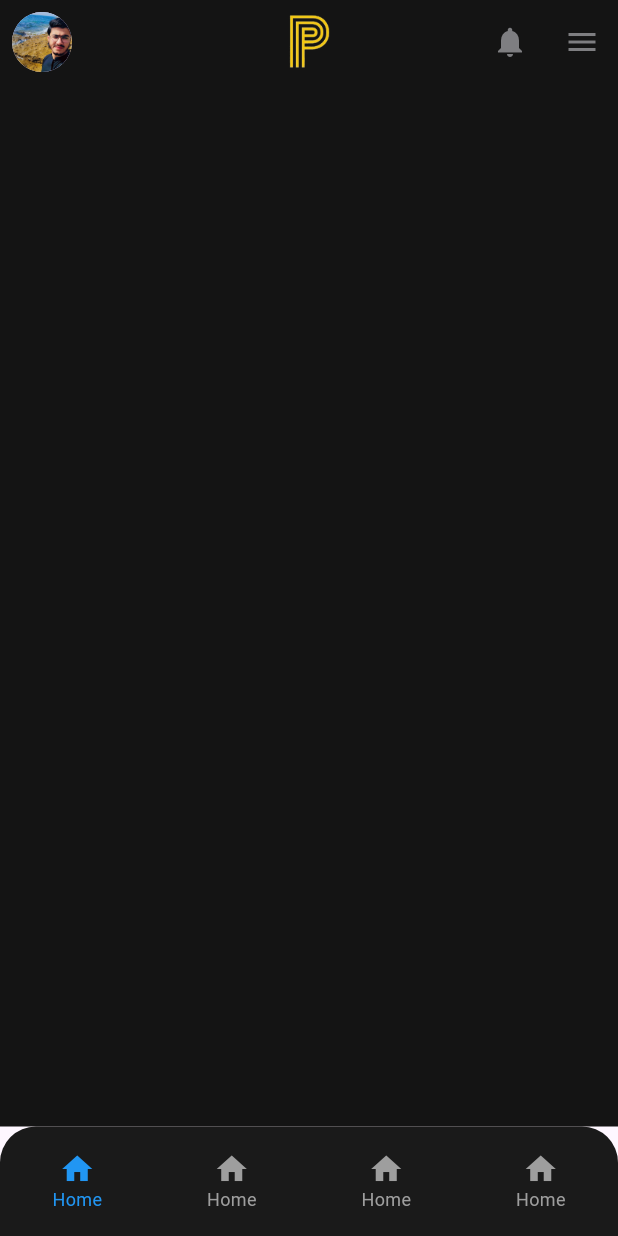
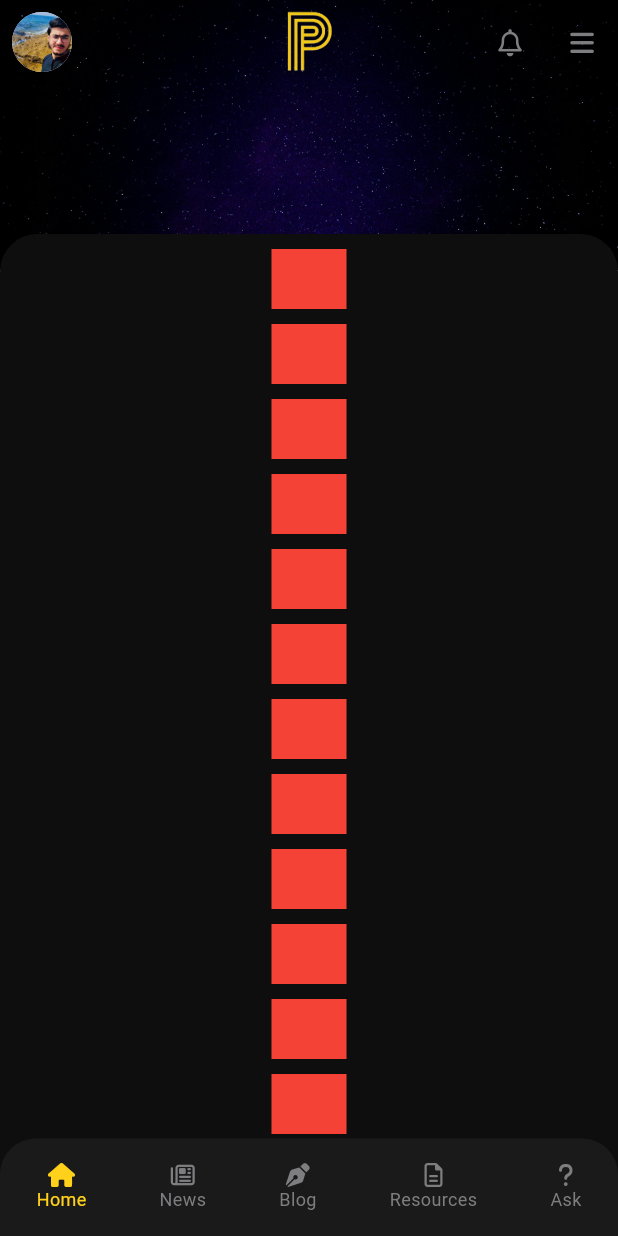
Before and after one commit to Azizkhan22/ParityPoint-MobileApp, a Flutter app: the screen it shows after launch, after a tap on "Home", on a phone screen of 412 x 824 dp. Run offline on Flutter 3.47's test engine with Material 3 defaults, Android fonts, the phone set to English and light mode, and no system bars; our stand-ins replace font_awesome_flutter.

Commit message:
Set up the AppBar and body container on the homepage

```diff
--- a/frontend/lib/custom/bottomNavigationBar.dart
+++ b/frontend/lib/custom/bottomNavigationBar.dart
@@ -1,4 +1,5 @@
 import 'package:flutter/material.dart';
+import 'package:font_awesome_flutter/font_awesome_flutter.dart';
 
 class CustomBottomNavigationBar extends StatefulWidget {
   const CustomBottomNavigationBar({super.key});
@@ -11,12 +12,12 @@ class CustomBottomNavigationBar extends StatefulWidget {
 class _CustomBottomNavigationBarState extends State<CustomBottomNavigationBar> {
   int bottom_bar_index = 1;
   // Custom widget builder for each item
-  Widget _buildNavItem(IconData icon, String label, int index) {
-    final color = index == bottom_bar_index ? Colors.blue : Colors.grey;
+  Widget _buildNavItem(IconData iconData, String label, int index) {
+    final color = index == bottom_bar_index ? Color.fromRGBO(255, 209, 26, 1) : Color.fromRGBO(126, 126, 129, 1);
     return Column(
       mainAxisSize: MainAxisSize.min,
       children: [
-        Icon(icon, color: color),
+        FaIcon(iconData, color: color, size: 16), // Adjust the size here
         Text(label, style: TextStyle(color: color, fontSize: 12)),
       ],
     );
@@ -47,7 +48,7 @@ class _CustomBottomNavigationBarState extends State<CustomBottomNavigationBar> {
                     bottom_bar_index = 1;
                   });
                 },
-                child: _buildNavItem(Icons.home, "Home", 1),
+                child: _buildNavItem(FontAwesomeIcons.house, "Home", 1),
               ),
               GestureDetector(
                 onTap: () {
@@ -55,7 +56,7 @@ class _CustomBottomNavigationBarState extends State<CustomBottomNavigationBar> {
                     bottom_bar_index = 2;
                   });
                 },
-                child: _buildNavItem(Icons.home, "Home", 2),
+                child: _buildNavItem(FontAwesomeIcons.newspaper, "News", 2),
               ),
               GestureDetector(
                 onTap: () {
@@ -63,7 +64,7 @@ class _CustomBottomNavigationBarState extends State<CustomBottomNavigationBar> {
                     bottom_bar_index = 3;
                   });
                 },
-                child: _buildNavItem(Icons.home, "Home", 3),
+                child: _buildNavItem(FontAwesomeIcons.penNib, "Blog", 3),
               ),
               GestureDetector(
                 onTap: () {
@@ -71,7 +72,15 @@ class _CustomBottomNavigationBarState extends State<CustomBottomNavigationBar> {
                     bottom_bar_index = 4;
                   });
                 },
-                child: _buildNavItem(Icons.home, "Home", 4),
+                child: _buildNavItem(FontAwesomeIcons.fileLines, "Resources", 4),
+              ),
+              GestureDetector(
+                onTap: () {
+                  setState(() {
+                    bottom_bar_index = 5;
+                  });
+                },
+                child: _buildNavItem(FontAwesomeIcons.question, "Ask", 5),
               ),
             ],
           ),
--- a/frontend/lib/homepage.dart
+++ b/frontend/lib/homepage.dart
@@ -1,4 +1,5 @@
 import 'package:flutter/material.dart';
+import 'package:font_awesome_flutter/font_awesome_flutter.dart';
 import 'custom/bottomNavigationBar.dart';
 
 class HomePage extends StatefulWidget {
@@ -9,35 +10,144 @@ class HomePage extends StatefulWidget {
 }
 
 class _HomePageState extends State<HomePage> {
+  final ScrollController _scrollController = ScrollController();
+  bool _isScrolled = false;
+  Color appBarColor = Colors.transparent;
+
+  @override
+  void initState() {
+    super.initState();
+
+    _scrollController.addListener(() {
+      final offset = _scrollController.offset;
+
+      // You can adjust this threshold
+      if (offset > 80 && !_isScrolled) {
+        setState(() {
+          _isScrolled = true;
+          appBarColor = const Color.fromRGBO(20, 20, 20, 1); // Dark solid
+        });
+      } else if (offset <= 80 && _isScrolled) {
+        setState(() {
+          _isScrolled = false;
+          appBarColor = Colors.transparent; // Back to transparent
+        });
+      }
+    });
+  }
+
+  @override
+  void dispose() {
+    _scrollController.dispose();
+    super.dispose();
+  }
 
   @override
   Widget build(BuildContext context) {
     return Scaffold(
-      appBar: AppBar(
-        backgroundColor: Color.fromRGBO(20, 20, 20, 1),
-        leading: Container(
-          alignment: Alignment.center,
+      extendBodyBehindAppBar: true, // Important to allow body under AppBar
+      body: Stack(
+        children: [
+          Positioned(
+            top: 0,
+            left: 0,
+            right: 0,
+            child: Hero(
+              tag: 'hero-image',
+              child: Image.asset(
+                'assets/images/hero.jpg',
+                fit: BoxFit.cover,
+                height: 180, // Define height to avoid infinite sizing
+                width: double.infinity,
+              ),
+            ),
+          ),
+
+          // Scrollable content (above background image)
+          CustomScrollView(
+            controller: _scrollController,
+            slivers: [
+              SliverAppBar(
+                pinned: true,
+                elevation: 0,
+                backgroundColor:
+                    Colors.transparent, // Make initially transparent
+                centerTitle: true,
+                title: Image.asset('assets/images/logo.png', height: 45),
+                flexibleSpace: AnimatedContainer(
+                  duration: Duration(milliseconds: 250),
+                  decoration: BoxDecoration(
+                    color: appBarColor,
+                    boxShadow: [
+                      if (_isScrolled)
+                        BoxShadow(
+                          color: Colors.black.withOpacity(0.25),
+                          offset: Offset(0, 4),
+                          blurRadius: 8,
+                        ),
+                    ],
+                  ),
+                ),
+                leading: Padding(
+                  padding: const EdgeInsets.all(8),
                   child: CircleAvatar(
-            radius: 20,
+                    radius: 17,
                     backgroundImage: AssetImage('assets/images/profilepic.jpg'),
                   ),
                 ),
-
-        centerTitle: true,
-        title: Image.asset('assets/images/logo.png', height: 40),
                 actionsIconTheme: IconThemeData(
                   color: Color.fromRGBO(126, 126, 129, 1),
                 ),
                 actions: [
                   IconButton(
                     onPressed: () => print('pressed'),
-            icon: Icon(Icons.notifications),
+                    icon: FaIcon(FontAwesomeIcons.bell, size: 18),
                   ),
-          IconButton(onPressed: () => print('pressed'), icon: Icon(Icons.menu)),
+                  IconButton(
+                    onPressed: () => print('pressed'),
+                    icon: FaIcon(FontAwesomeIcons.bars, size: 18),
+                  ),
                 ],
               ),
-      body: Container(color: Color.fromRGBO(20, 20, 20, 1)),
-      bottomNavigationBar: CustomBottomNavigationBar(),
+
+              SliverToBoxAdapter(
+                child: Container(
+                  decoration: BoxDecoration(
+                    color: Color.fromRGBO(14, 14, 14, 1),
+                    borderRadius: BorderRadius.only(
+                      topLeft: Radius.circular(25),
+                      topRight: Radius.circular(25 ),
+                    ),
+                  ),
+                  margin: EdgeInsets.only(top: 100),
+                  padding: EdgeInsets.only(bottom: 80),
+                  child: Column(
+                    children: List.generate(
+                      20,
+                      (index) => SizedBox(
+                      width: 50,
+                      height: 50,
+                      child: Container(
+                        color: Colors.red,
+                        margin: EdgeInsets.only(top: 10),
+                      ),
+                      ),
+                    ),
+                  ),
+                ),
+              ),
+            ],
+          ),
+
+          // Bottom navigation on top of everything
+          Positioned(
+            left: 0,
+            right: 0,
+            bottom: 0,
+            child: CustomBottomNavigationBar(),
+          ),
+        ],
+      ),
     );
   }
 }
--- a/frontend/pubspec.yaml
+++ b/frontend/pubspec.yaml
@@ -34,6 +34,7 @@ dependencies:
   # The following adds the Cupertino Icons font to your application.
   # Use with the CupertinoIcons class for iOS style icons.
   cupertino_icons: ^1.0.8
+  font_awesome_flutter: ^10.7.0
 
 dev_dependencies:
   flutter_test:
```
Also changed, not shown: frontend/assets/images/hero.jpg (added), frontend/pubspec.lock. Lines whose indentation alone changed are shown as unchanged.
